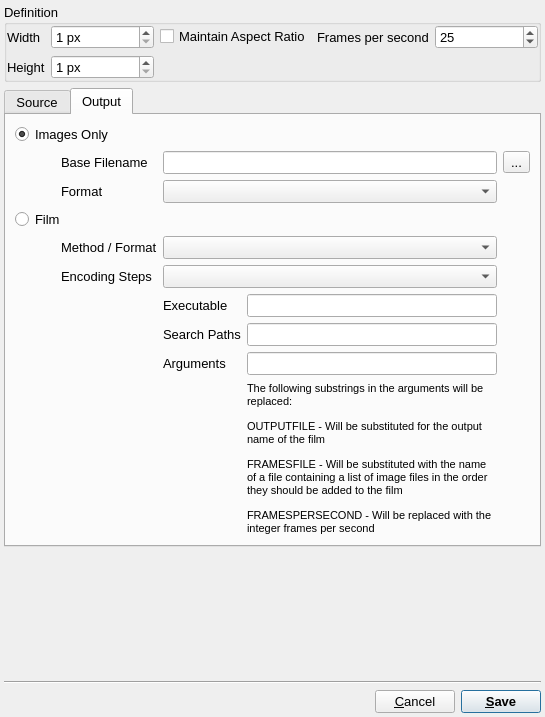
Qt form src/gui/exportfilm.ui (trisyoungs/aten) before a commit.
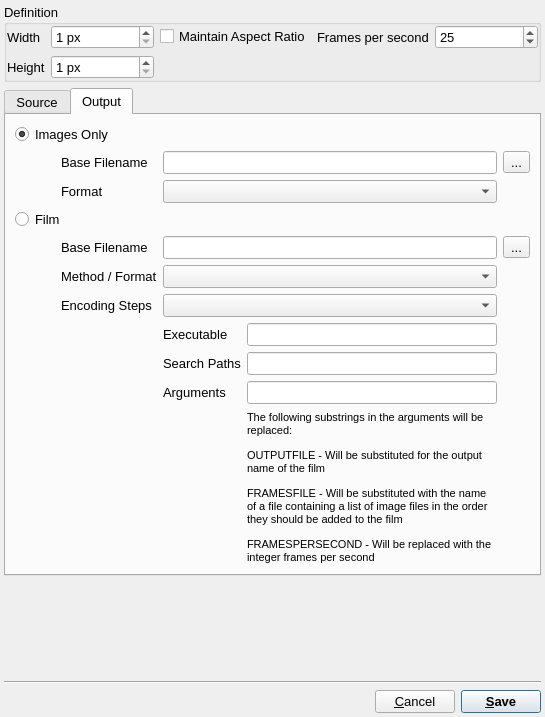
The same form after that commit. The open tabs and pages were chosen to show the change. Icons and pictures are not drawn.

```diff
--- a/src/gui/exportfilm.ui
+++ b/src/gui/exportfilm.ui
@@ -654,27 +654,27 @@
          </property>
         </widget>
        </item>
-       <item row="4" column="1">
+       <item row="5" column="1">
         <widget class="QLabel" name="FilmMethodFormatLabel">
          <property name="text">
           <string>Method / Format</string>
          </property>
         </widget>
        </item>
-       <item row="4" column="2" colspan="2">
+       <item row="5" column="2" colspan="2">
         <widget class="QComboBox" name="EncodersCombo"/>
        </item>
-       <item row="5" column="1">
+       <item row="6" column="1">
         <widget class="QLabel" name="EncoderStepLabel">
          <property name="text">
           <string>Encoding Steps</string>
          </property>
         </widget>
        </item>
-       <item row="5" column="2" colspan="2">
+       <item row="6" column="2" colspan="2">
         <widget class="QComboBox" name="EncoderStepCombo"/>
        </item>
-       <item row="6" column="2">
+       <item row="7" column="2">
         <widget class="QLabel" name="CommandExecutableLabel">
          <property name="sizePolicy">
           <sizepolicy hsizetype="Minimum" vsizetype="Preferred">
@@ -690,10 +690,10 @@
          </property>
         </widget>
        </item>
-       <item row="6" column="3">
+       <item row="7" column="3">
         <widget class="QLineEdit" name="CommandExecutableEdit"/>
        </item>
-       <item row="7" column="2">
+       <item row="8" column="2">
         <widget class="QLabel" name="CommandSearchPathsLabel">
          <property name="sizePolicy">
           <sizepolicy hsizetype="Minimum" vsizetype="Preferred">
@@ -709,10 +709,10 @@
          </property>
         </widget>
        </item>
-       <item row="7" column="3">
+       <item row="8" column="3">
         <widget class="QLineEdit" name="CommandSearchPathsEdit"/>
        </item>
-       <item row="8" column="2">
+       <item row="9" column="2">
         <widget class="QLabel" name="CommandArgumentsLabel">
          <property name="sizePolicy">
           <sizepolicy hsizetype="Minimum" vsizetype="Preferred">
@@ -728,10 +728,10 @@
          </property>
         </widget>
        </item>
-       <item row="8" column="3">
-        <widget class="QLineEdit" name="CommandArgumentsEdit"/>
-       </item>
        <item row="9" column="3">
+        <widget class="QLineEdit" name="CommandArgumentsEdit"/>
+       </item>
+       <item row="10" column="3">
         <widget class="QLabel" name="label_4">
          <property name="font">
           <font>
@@ -746,6 +746,27 @@
          </property>
         </widget>
        </item>
+       <item row="4" column="1">
+        <widget class="QLabel" name="FilenameLabel">
+         <property name="text">
+          <string>Base Filename</string>
+         </property>
+        </widget>
+       </item>
+       <item row="4" column="2" colspan="2">
+        <widget class="QLineEdit" name="OutputFilenameEdit">
+         <property name="toolTip">
+          <string>Base filename to use (will be appended by frame number)</string>
+         </property>
+        </widget>
+       </item>
+       <item row="4" column="4">
+        <widget class="QToolButton" name="OutputSelectFilenameButton">
+         <property name="text">
+          <string>...</string>
+         </property>
+        </widget>
+       </item>
       </layout>
      </widget>
     </widget>
```
